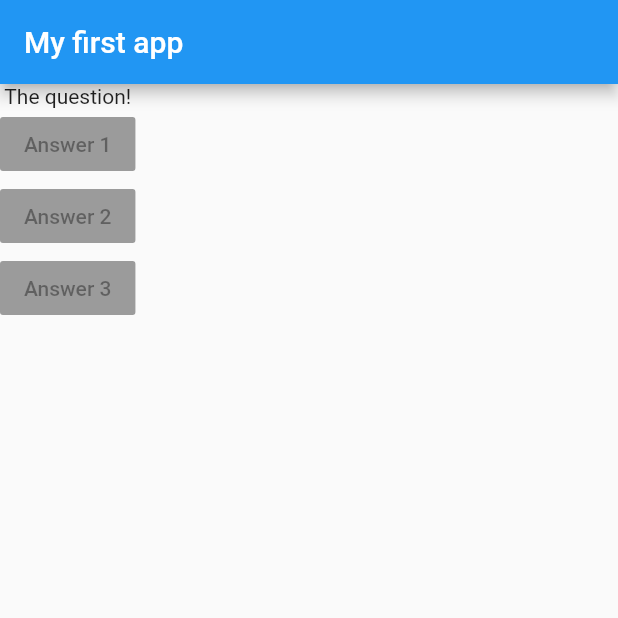
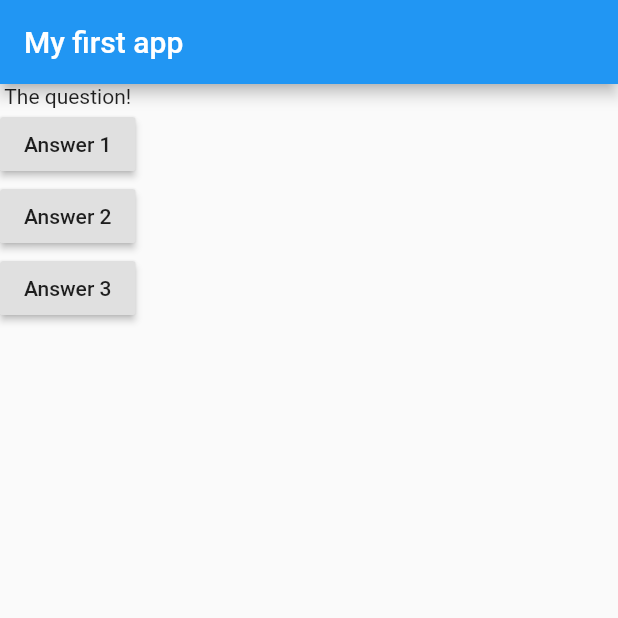
Before and after one commit to Gimhana-Dissanayake/flutter_practise_app, a Flutter app: the screen it shows after launch, on a phone screen of 412 x 824 dp, the top half of it. Run offline on Flutter 3.47's test engine with Material 2 defaults, Android fonts, the light colour scheme and no system bars.

Commit message:
33.connecting functions & buttons

```diff
--- a/lib/main.dart
+++ b/lib/main.dart
@@ -7,6 +7,10 @@ import 'package:flutter/material.dart';
 void main() => runApp(MyApp());
 
 class MyApp extends StatelessWidget {
+  void answerQuestion() {
+    print('Anwer choosen');
+  }
+
   @override
   Widget build(BuildContext context) {
     var questions = [
@@ -21,9 +25,18 @@ class MyApp extends StatelessWidget {
         ),
         body: Column(children: <Widget>[
           Text('The question!'),
-          RaisedButton(child:Text('Answer 1'), onPressed: null,),
-          RaisedButton(child:Text('Answer 2'), onPressed: null,),
-          RaisedButton(child:Text('Answer 3'), onPressed: null,)
+          RaisedButton(
+            child: Text('Answer 1'),
+            onPressed: answerQuestion,
+          ),
+          RaisedButton(
+            child: Text('Answer 2'),
+            onPressed: answerQuestion,
+          ),
+          RaisedButton(
+            child: Text('Answer 3'),
+            onPressed: answerQuestion,
+          )
         ]),
       ),
     );
```
